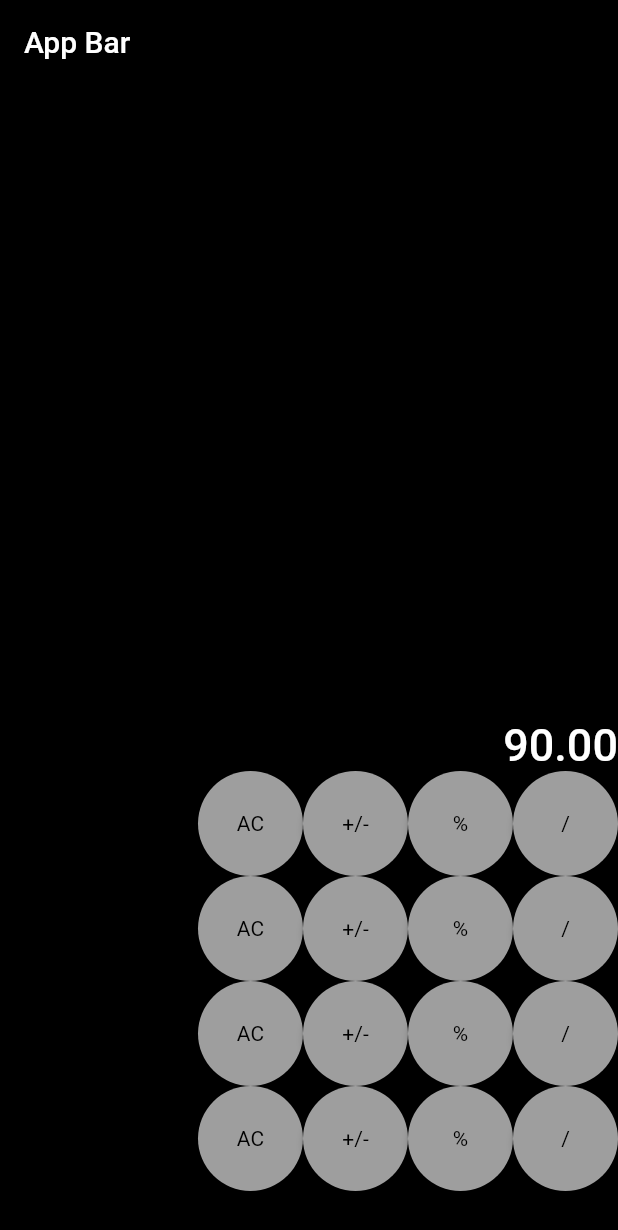
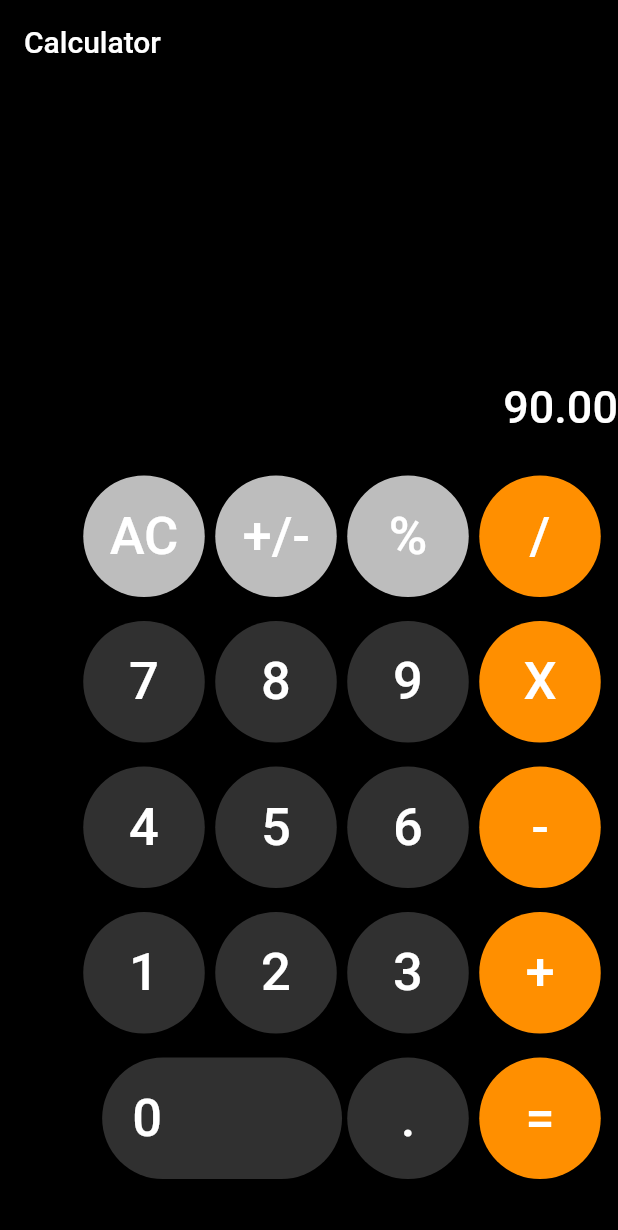
Before and after one commit to moehared/flutter_tutorials, a Flutter app: the screen it shows after launch, on a phone screen of 412 x 824 dp. Shown: the top 1230 px of the screen. Run offline on Flutter 3.47's test engine with Material 2 defaults, Android fonts, the phone set to English and light mode, and no system bars.

Commit message:
✅  Calculor UI

```diff
--- /dev/null
+++ b/calculator_app/lib/constants/constants.dart
@@ -0,0 +1,55 @@
+enum Buttons {
+  num0,
+  num1,
+  num2,
+  num3,
+  num4,
+  num5,
+  num6,
+  num7,
+  num8,
+  num9,
+  AC,
+  plusMinus,
+  mod,
+  divide,
+  multiply,
+  minus,
+  add,
+  equal,
+  dot,
+}
+// print(Buttons[4][2]) //
+// 2 by 2
+const buttons = [
+  // index 0
+  [
+    Buttons.AC, // index 0
+    Buttons.plusMinus, // index 1
+    Buttons.mod, // index 2
+    Buttons.divide,
+  ],
+  [
+    Buttons.num7,
+    Buttons.num8,
+    Buttons.num9,
+    Buttons.multiply,
+  ],
+  [
+    Buttons.num4,
+    Buttons.num5,
+    Buttons.num6,
+    Buttons.minus,
+  ],
+  [
+    Buttons.num1,
+    Buttons.num2,
+    Buttons.num3,
+    Buttons.add,
+  ],
+  [
+    Buttons.num0, // index 0
+    Buttons.dot, // index 1
+    Buttons.equal, // index 2
+  ],
+];
--- a/calculator_app/lib/main.dart
+++ b/calculator_app/lib/main.dart
@@ -1,5 +1,6 @@
-import 'package:calculator_app/widgets/fab_button.dart';
 import 'package:flutter/material.dart';
+
+import 'screen/calculator_screen.dart';
 
 void main() {
   runApp(MyApp()); // run
@@ -17,160 +18,3 @@ class MyApp extends StatelessWidget {
     );
   }
 }
-
-class HomePage extends StatelessWidget {
-  @override
-  Widget build(BuildContext context) {
-    return Scaffold(
-      backgroundColor: Colors.black,
-      appBar: AppBar(
-        backgroundColor: Colors.black,
-        brightness: Brightness.dark,
-        // leading: Icon(Icons.menu),
-        title: Text('App Bar'),
-        // actions: [
-        //   IconButton(
-        //     icon: Icon(Icons.search),
-        //     onPressed: () {},
-        //   ),
-        //   IconButton(
-        //     icon: Icon(Icons.add),
-        //     onPressed: () {},
-        //   ),
-        // ],
-      ),
-
-      // kan waxaa waaye casharaadi hore
-
-      // body: Container(
-      //   width: 400,
-      //   height: 400,
-      //   child: Column(
-      //     children: [
-      //       CasharkaColumn(),
-      //       CasharkaRow(),
-      //     ],
-      //   ),
-      // ),
-      body: Padding(
-        padding: const EdgeInsets.only(bottom: 30),
-        child: Column(
-          mainAxisAlignment: MainAxisAlignment.end,
-          children: [
-            Align(
-              alignment: Alignment.topRight,
-              child: Text(
-                '90.00',
-                style: TextStyle(
-                  color: Colors.white,
-                  fontSize: 30,
-                  fontWeight: FontWeight.w500,
-                ),
-              ),
-            ),
-            Row(
-              mainAxisAlignment: MainAxisAlignment.end,
-              children: [
-                FabButton(
-                  textLabel: 'AC',
-                  backgroundColor: Colors.grey,
-                  textColor: Colors.black,
-                ),
-                FabButton(
-                  textLabel: '+/-',
-                  backgroundColor: Colors.grey,
-                  textColor: Colors.black,
-                ),
-                FabButton(
-                  textLabel: '%',
-                  backgroundColor: Colors.grey,
-                  textColor: Colors.black,
-                ),
-                FabButton(
-                  textLabel: '/',
-                  backgroundColor: Colors.grey,
-                  textColor: Colors.black,
-                ),
-              ],
-            ),
-            Row(
-              mainAxisAlignment: MainAxisAlignment.end,
-              children: [
-                FabButton(
-                  textLabel: 'AC',
-                  backgroundColor: Colors.grey,
-                  textColor: Colors.black,
-                ),
-                FabButton(
-                  textLabel: '+/-',
-                  backgroundColor: Colors.grey,
-                  textColor: Colors.black,
-                ),
-                FabButton(
-                  textLabel: '%',
-                  backgroundColor: Colors.grey,
-                  textColor: Colors.black,
-                ),
-                FabButton(
-                  textLabel: '/',
-                  backgroundColor: Colors.grey,
-                  textColor: Colors.black,
-                ),
-              ],
-            ),
-            Row(
-              mainAxisAlignment: MainAxisAlignment.end,
-              children: [
-                FabButton(
-                  textLabel: 'AC',
-                  backgroundColor: Colors.grey,
-                  textColor: Colors.black,
-                ),
-                FabButton(
-                  textLabel: '+/-',
-                  backgroundColor: Colors.grey,
-                  textColor: Colors.black,
-                ),
-                FabButton(
-                  textLabel: '%',
-                  backgroundColor: Colors.grey,
-                  textColor: Colors.black,
-                ),
-                FabButton(
-                  textLabel: '/',
-                  backgroundColor: Colors.grey,
-                  textColor: Colors.black,
-                ),
-              ],
-            ),
-            Row(
-              mainAxisAlignment: MainAxisAlignment.end,
-              children: [
-                FabButton(
-                  textLabel: 'AC',
-                  backgroundColor: Colors.grey,
-                  textColor: Colors.black,
-                ),
-                FabButton(
-                  textLabel: '+/-',
-                  backgroundColor: Colors.grey,
-                  textColor: Colors.black,
-                ),
-                FabButton(
-                  textLabel: '%',
-                  backgroundColor: Colors.grey,
-                  textColor: Colors.black,
-                ),
-                FabButton(
-                  textLabel: '/',
-                  backgroundColor: Colors.grey,
-                  textColor: Colors.black,
-                ),
-              ],
-            ),
-          ],
-        ),
-      ),
-    );
-  }
-}
--- /dev/null
+++ b/calculator_app/lib/model/calculator_model.dart
@@ -0,0 +1,94 @@
+import 'dart:ui';
+
+import 'package:calculator_app/constants/constants.dart';
+import 'package:flutter/material.dart';
+
+class Calculator {
+  static const buttonList = buttons;
+  final Buttons buttonData;
+
+  Calculator(this.buttonData);
+
+  String get title {
+    switch (buttonData) {
+      case Buttons.num0:
+        return '0';
+        break;
+      case Buttons.num1:
+        return '1';
+        break;
+      case Buttons.num2:
+        return '2';
+        break;
+      case Buttons.num3:
+        return '3';
+        break;
+      case Buttons.num4:
+        return '4';
+        break;
+      case Buttons.num5:
+        return '5';
+        break;
+      case Buttons.num6:
+        return '6';
+        break;
+      case Buttons.num7:
+        return '7';
+        break;
+      case Buttons.num8:
+        return '8';
+        break;
+      case Buttons.num9:
+        return '9';
+        break;
+      case Buttons.AC:
+        return 'AC';
+        break;
+      case Buttons.plusMinus:
+        return '+/-';
+        break;
+      case Buttons.mod:
+        return '%';
+        break;
+      case Buttons.divide:
+        return '/';
+        break;
+      case Buttons.multiply:
+        return 'X';
+        break;
+      case Buttons.minus:
+        return '-';
+        break;
+      case Buttons.add:
+        return '+';
+        break;
+      case Buttons.equal:
+        return '=';
+        break;
+      case Buttons.dot:
+        return '.';
+        break;
+      default:
+        return '';
+    }
+  }
+
+  Color get backGroundColor {
+    switch (buttonData) {
+      case Buttons.AC:
+      case Buttons.mod:
+      case Buttons.plusMinus:
+        return Colors.grey[400];
+        break;
+      case Buttons.add:
+      case Buttons.minus:
+      case Buttons.multiply:
+      case Buttons.divide:
+      case Buttons.equal:
+        return Colors.amber.shade800;
+        break;
+      default:
+        return Colors.grey[850];
+    }
+  }
+}
--- /dev/null
+++ b/calculator_app/lib/screen/calculator_screen.dart
@@ -0,0 +1,83 @@
+import 'package:flutter/material.dart';
+
+import '../model/calculator_model.dart';
+import '../widgets/fab_button.dart';
+
+class HomePage extends StatelessWidget {
+  @override
+  Widget build(BuildContext context) {
+    return Scaffold(
+      backgroundColor: Colors.black,
+      appBar: AppBar(
+        backgroundColor: Colors.black,
+        brightness: Brightness.dark,
+        // leading: Icon(Icons.menu),
+        title: Text('Calculator'),
+        // actions: [
+        //   IconButton(
+        //     icon: Icon(Icons.search),
+        //     onPressed: () {},
+        //   ),
+        //   IconButton(
+        //     icon: Icon(Icons.add),
+        //     onPressed: () {},
+        //   ),
+        // ],
+      ),
+
+      // kan waxaa waaye casharaadi hore
+
+      // body: Container(
+      //   width: 400,
+      //   height: 400,
+      //   child: Column(
+      //     children: [
+      //       CasharkaColumn(),
+      //       CasharkaRow(),
+      //     ],
+      //   ),
+      // ),
+      body: Padding(
+        padding: const EdgeInsets.only(bottom: 30),
+        child: Column(
+          mainAxisAlignment: MainAxisAlignment.end,
+          children: [
+            Align(
+              alignment: Alignment.topRight,
+              child: Text(
+                '90.00',
+                style: TextStyle(
+                  color: Colors.white,
+                  fontSize: 30,
+                  fontWeight: FontWeight.w500,
+                ),
+              ),
+            ),
+            SizedBox(height: 20),
+            ...Calculator.buttonList.map((row) {
+              return Padding(
+                padding: const EdgeInsets.all(8.0),
+                child: Row(
+                  mainAxisAlignment: MainAxisAlignment.end,
+                  children: [
+                    ...row.map(
+                      (button) {
+                        // create obj ;
+                        final calc = Calculator(button);
+                        return FabButton(
+                          onPress: () {},
+                          textLabel: calc.title,
+                          backgroundColor: calc.backGroundColor,
+                        );
+                      },
+                    ),
+                  ],
+                ),
+              );
+            }).toList()
+          ],
+        ),
+      ),
+    );
+  }
+}
--- a/calculator_app/lib/widgets/fab_button.dart
+++ b/calculator_app/lib/widgets/fab_button.dart
@@ -4,21 +4,34 @@ class FabButton extends StatelessWidget {
   final String textLabel;
   final Color backgroundColor;
   final Color textColor;
+  final Function onPress;
 
-  FabButton(
-      {this.textLabel, this.backgroundColor, this.textColor = Colors.white});
+  FabButton({
+    this.textLabel,
+    this.backgroundColor,
+    this.textColor = Colors.white,
+    this.onPress,
+  });
 
   @override
   Widget build(BuildContext context) {
-    return RawMaterialButton(
-      onPressed: () {},
+    // ignore: deprecated_member_use
+    return RaisedButton(
+      onPressed: onPress,
       child: Text(
         textLabel,
-        style: TextStyle(color: textColor),
+        style: TextStyle(
+          color: textColor,
+          fontSize: 35,
+        ),
       ),
-      fillColor: backgroundColor,
-      shape: CircleBorder(),
-      constraints: BoxConstraints(minWidth: 70, minHeight: 70),
+      padding: textLabel == '0'
+          ? const EdgeInsets.fromLTRB(20, 20, 120, 20)
+          : const EdgeInsets.all(20),
+      // fillColor: backgroundColor,
+      color: backgroundColor,
+      shape: textLabel == '0' ? StadiumBorder() : CircleBorder(),
+      // constraints: BoxConstraints(minWidth: 70, minHeight: 70),
     );
   }
 }
```
